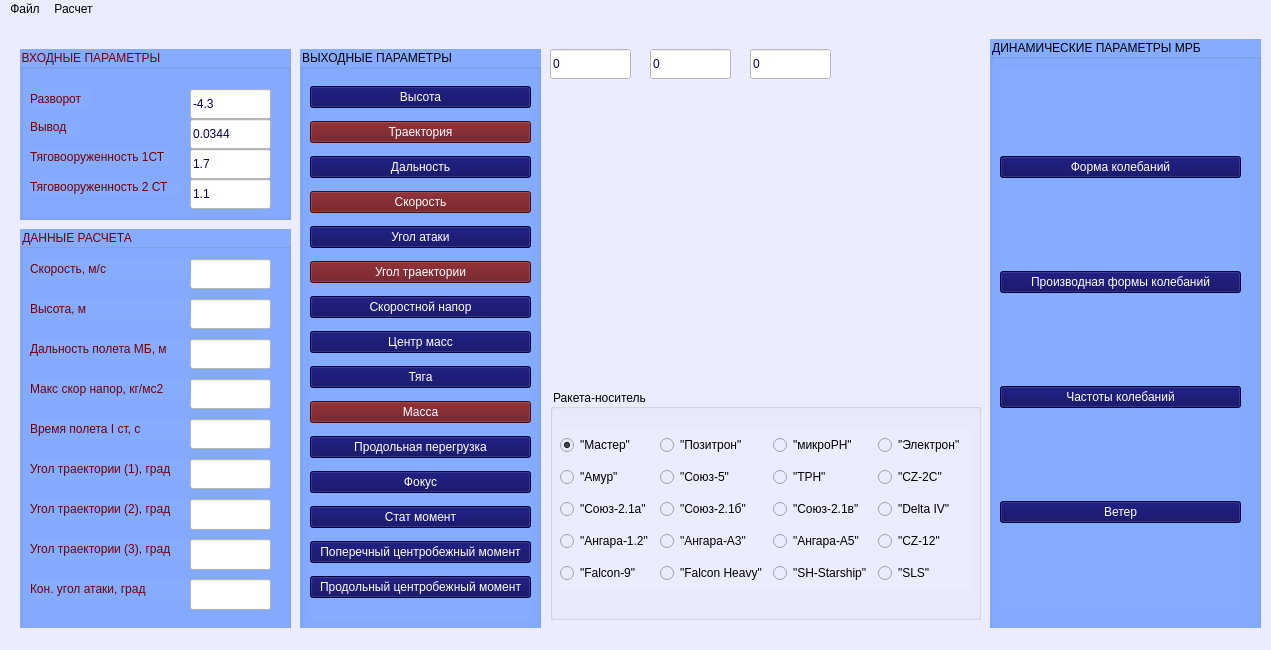
Old version of the form Rocket_Flying-main/mainwindow.ui in the repository VladimirSmetana/BalDyn.
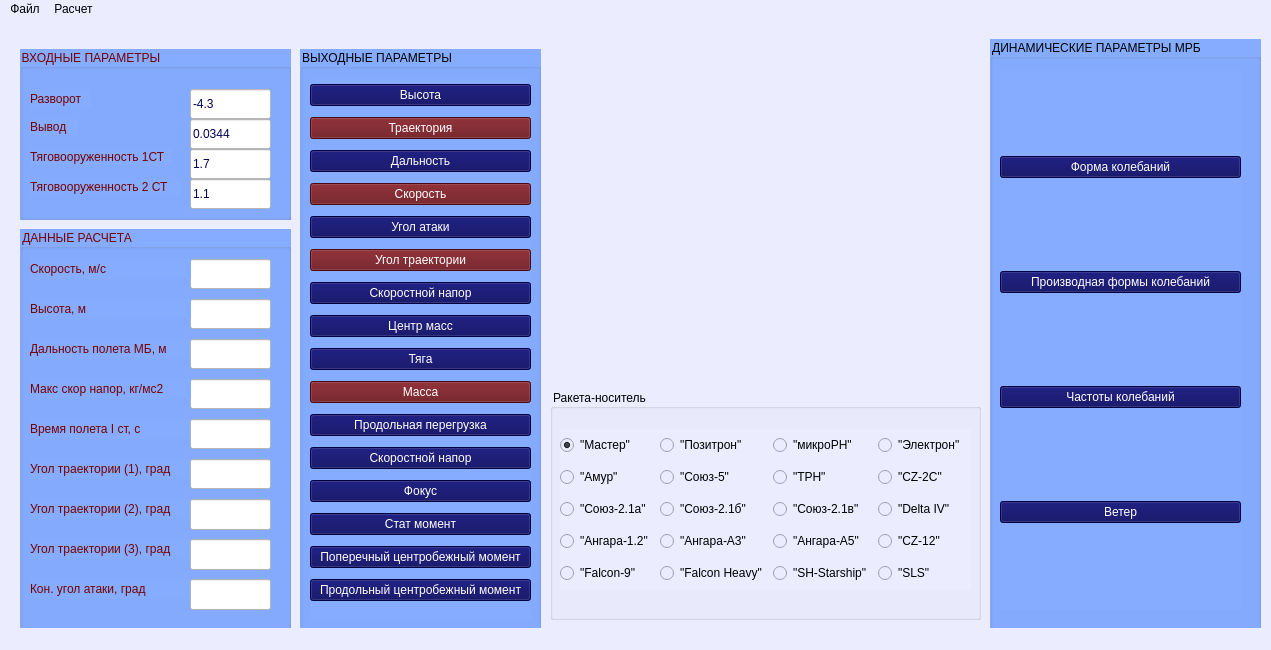
New version of the form. Custom widgets are drawn as their Qt base class.

Commit message: class Element

Patch:
```diff
--- a/Rocket_Flying-main/mainwindow.ui
+++ b/Rocket_Flying-main/mainwindow.ui
@@ -22,9 +22,9 @@
     <property name="geometry">
      <rect>
       <x>550</x>
-      <y>70</y>
+      <y>30</y>
       <width>431</width>
-      <height>301</height>
+      <height>341</height>
      </rect>
     </property>
     <property name="font">
@@ -610,6 +610,17 @@
         </property>
        </widget>
       </item>
+      <item>
+       <widget class="QPushButton" name="Q_Button_2">
+        <property name="styleSheet">
+         <string notr="true">background-color: rgb(0, 0, 88);
+color: white</string>
+        </property>
+        <property name="text">
+         <string>Скоростной напор</string>
+        </property>
+       </widget>
+      </item>
       <item>
        <widget class="QPushButton" name="fokus_Button">
         <property name="styleSheet">
@@ -657,57 +668,6 @@
      </layout>
     </widget>
    </widget>
-   <widget class="QLineEdit" name="lineEdit_14">
-    <property name="geometry">
-     <rect>
-      <x>550</x>
-      <y>30</y>
-      <width>81</width>
-      <height>30</height>
-     </rect>
-    </property>
-    <property name="styleSheet">
-     <string notr="true">background-color: white ;
-color: rgb(0, 0, 88);</string>
-    </property>
-    <property name="text">
-     <string>0</string>
-    </property>
-   </widget>
-   <widget class="QLineEdit" name="lineEdit_15">
-    <property name="geometry">
-     <rect>
-      <x>650</x>
-      <y>30</y>
-      <width>81</width>
-      <height>30</height>
-     </rect>
-    </property>
-    <property name="styleSheet">
-     <string notr="true">background-color: white ;
-color: rgb(0, 0, 88);</string>
-    </property>
-    <property name="text">
-     <string>0</string>
-    </property>
-   </widget>
-   <widget class="QLineEdit" name="lineEdit_16">
-    <property name="geometry">
-     <rect>
-      <x>750</x>
-      <y>30</y>
-      <width>81</width>
-      <height>30</height>
-     </rect>
-    </property>
-    <property name="styleSheet">
-     <string notr="true">background-color: white ;
-color: rgb(0, 0, 88);</string>
-    </property>
-    <property name="text">
-     <string>0</string>
-    </property>
-   </widget>
    <widget class="QGroupBox" name="groupBox_4">
     <property name="geometry">
      <rect>
```
The commit also changes 19 other files.
